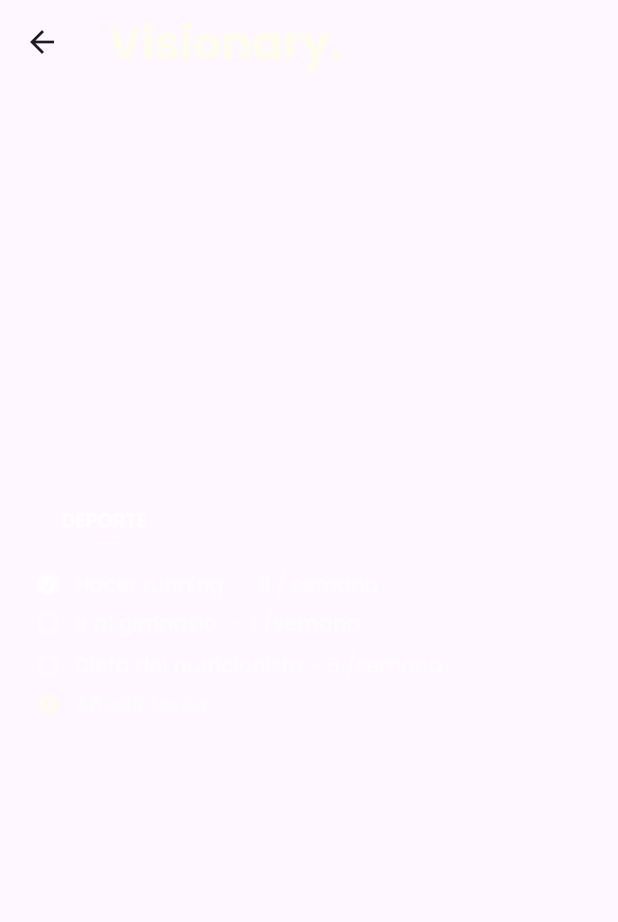
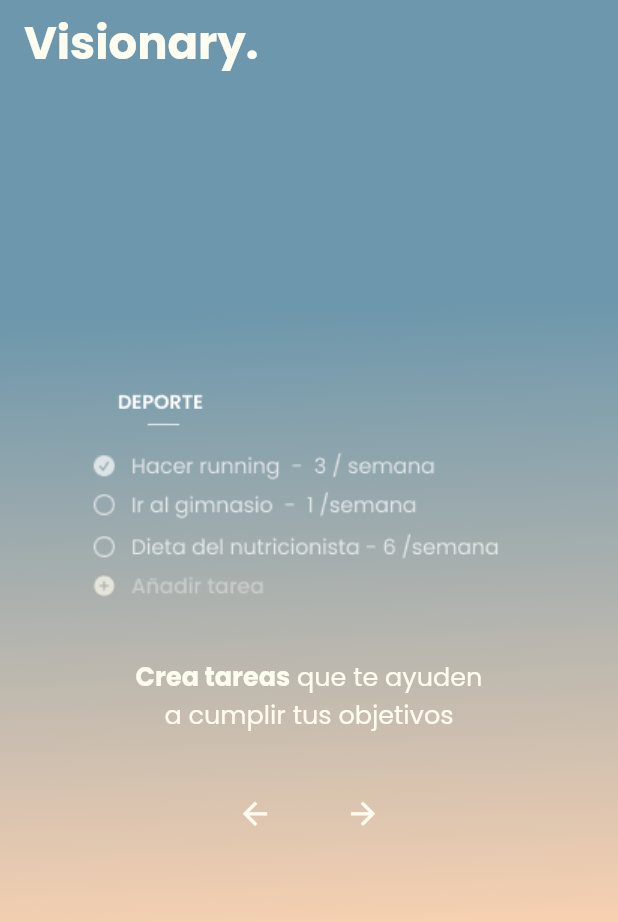
Before and after one commit to mariogabarron/Visionary, a Flutter app: the TutorialTres screen opened by its route, on a phone screen of 412 x 824 dp. Shown: the top 922 px of the screen. Run offline on Flutter 3.47's test engine with Material 3 defaults, Android fonts, the light colour scheme and no system bars; our stand-ins replace google_fonts.

Commit message:
Todos los tutoriales hechos (a falta de corrección en Navigation)

```diff
--- a/lib/routes/routes.dart
+++ b/lib/routes/routes.dart
@@ -2,3 +2,4 @@ const splashScreen = '/splash-screen/';
 const tutorialUno = '/tutorial-uno/';
 const tutorialDos = '/tutorial-dos/';
 const tutorialTres = '/tutorial-tres/';
+const tutorialCuatro = '/tutorial-cuatro/';
--- a/lib/views/splash_screen.dart
+++ b/lib/views/splash_screen.dart
@@ -1,7 +1,6 @@
 import 'package:flutter/material.dart';
 import 'package:google_fonts/google_fonts.dart';
 import 'dart:math';
-
 import 'package:visionary/routes/routes.dart';
 
 class SplashScreen extends StatefulWidget {
--- a/lib/views/tutorial/tutorial_tres.dart
+++ b/lib/views/tutorial/tutorial_tres.dart
@@ -1,5 +1,8 @@
+import 'dart:math';
+
 import 'package:flutter/material.dart';
 import 'package:google_fonts/google_fonts.dart';
+import 'package:visionary/routes/routes.dart';
 
 class TutorialTres extends StatefulWidget {
   const TutorialTres({super.key});
@@ -14,6 +17,7 @@ class _TutorialTresState extends State<TutorialTres> {
     return Scaffold(
       extendBodyBehindAppBar: true,
       appBar: AppBar(
+        automaticallyImplyLeading: false,
         backgroundColor: Colors.transparent,
         title: Text(
           'Visionary.',
@@ -26,13 +30,96 @@ class _TutorialTresState extends State<TutorialTres> {
           )
         ),
       ),
-      body: Column(
-        mainAxisAlignment: MainAxisAlignment.center,
-        crossAxisAlignment: CrossAxisAlignment.center,
-        children: [
-          Image.asset('assets/images/tutorialtres.png'),
-        ],
+      body: Container(
+        decoration: const BoxDecoration(
+          gradient: LinearGradient(
+            colors: [
+              Color(0xFF6D97AC),
+              Color(0xFFF6D0B1)
+            ],
+            transform: GradientRotation(88 * pi / 180),
+          ),
+        ),
+        child: Column(
+          mainAxisAlignment: MainAxisAlignment.center,
+          crossAxisAlignment: CrossAxisAlignment.center,
+          children: [
+              Image.asset('assets/images/tutorialtres.png'),
+              Padding(
+                padding: const EdgeInsets.all(30.0),
+                child:
+                        RichText(
+                          textAlign: TextAlign.center,
+                          text: TextSpan(
+                            style: GoogleFonts.poppins(
+                              fontSize: 17,
+                              fontStyle: FontStyle.normal,
+                              color: const Color(0xFFFEFCEE),
+                            ),
+                            children: <TextSpan>[
+                              TextSpan(
+                                text: "Crea tareas",
+                                style: GoogleFonts.poppins(
+                                  fontWeight: FontWeight.bold,
+                                ),
+                              ),
+                              const TextSpan(
+                                text: " que te ayuden\na cumplir tus objetivos",
+                              ),
+                            ]
+                          )
+                        ),
+
+
+                ),
+                Row(
+                          mainAxisAlignment: MainAxisAlignment.center,
+                          children: [
+                            RotatedBox(
+                              quarterTurns: 3,
+                              child: IconButton(
+                                icon: const Icon(
+                                  Icons.arrow_upward_sharp,
+                                  color: Color(0xFFFEFCEE),
+                                ),
+                                onPressed: () {
+                                  Navigator.of(context).pushNamedAndRemoveUntil(
+                                    tutorialDos, (route) => true
+                                  );
+                                },
+                              ),
+                            ),
+                            const RotatedBox(
+                              quarterTurns: 3,
+                              child: Icon(
+                                null,
+                                color: Color(0xFFFEFCEE),
+                              ),
+                            ),
+                            RotatedBox(
+                              quarterTurns: 3,
+                              child: IconButton(
+                                icon: const Icon(
+                                  Icons.arrow_downward_sharp,
+                                  color: Color(0xFFFEFCEE),
+                                ),
+                                onPressed: () {
+                                  Navigator.of(context).pushNamedAndRemoveUntil(
+                                    tutorialCuatro, (route) => true
+                                  );
+                                },
+                              ),
+                            ),
+                          ],
+                        )
+
+
+            ],
+        )
       )
+
+
+
     );
   }
 }
--- a/lib/views/tutorial/tutorial_uno.dart
+++ b/lib/views/tutorial/tutorial_uno.dart
@@ -16,6 +16,7 @@ class _TutorialUnoState extends State<TutorialUno> {
     return Scaffold(
       extendBodyBehindAppBar: true,
       appBar: AppBar(
+        automaticallyImplyLeading: false,
         backgroundColor: Colors.transparent,
         title: Text(
           'Visionary.',
@@ -43,7 +44,7 @@ class _TutorialUnoState extends State<TutorialUno> {
             children: [
                   Image.asset('assets/images/tutorialuno.png'),
                   Padding(
-                    padding: const EdgeInsets.symmetric(horizontal: 20.0, vertical: 20.0),
+                    padding: const EdgeInsets.all(30.0),
                     child: RichText(
                       textAlign: TextAlign.center,
                       text: TextSpan(
--- a/pubspec.yaml
+++ b/pubspec.yaml
@@ -63,6 +63,7 @@ flutter:
     - assets/images/tutorialuno.png
     - assets/images/tutorialdos.png
     - assets/images/tutorialtres.png
+    - assets/images/tutorialcuatro.png
 
   # To add assets to your application, add an assets section, like this:
   # assets:
```
Also changed, not shown: lib/main.dart (+3 -15 lines), lib/views/tutorial/tutorial_cuatro.dart (+115 -0 lines), lib/views/tutorial/tutorial_dos.dart (+18 -5 lines), assets/images/tutorialcuatro.png (added), 3 other files.
